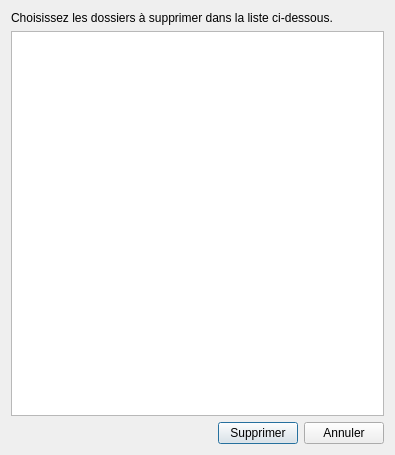
Before: the Qt Designer form src/utils/empty-dirs-fix/empty-dirs-fix-2.ui in Bionus/imgbrd-grabber, drawn with Qt 5.
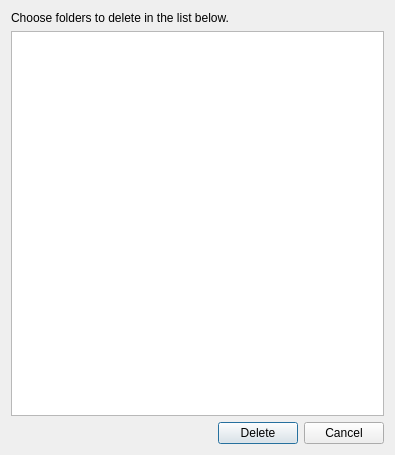
After: the same form once the commit is applied. Icons and pictures are not drawn.

Commit message: English in EmptyDirsFix

```diff
--- a/src/utils/empty-dirs-fix/empty-dirs-fix-2.ui
+++ b/src/utils/empty-dirs-fix/empty-dirs-fix-2.ui
@@ -21,7 +21,7 @@
    <item>
     <widget class="QLabel" name="label">
      <property name="text">
-      <string>Choisissez les dossiers à supprimer dans la liste ci-dessous.</string>
+      <string>Choose folders to delete in the list below.</string>
      </property>
     </widget>
    </item>
@@ -50,14 +50,14 @@
      <item>
       <widget class="QPushButton" name="buttonDelete">
        <property name="text">
-        <string>Supprimer</string>
+        <string>Delete</string>
        </property>
       </widget>
      </item>
      <item>
       <widget class="QPushButton" name="buttonCancel">
        <property name="text">
-        <string>Annuler</string>
+        <string>Cancel</string>
        </property>
       </widget>
      </item>
```
Left out of the diff: 6 changed lines with no effect on the pictures. The commit also changes 2 other files.
